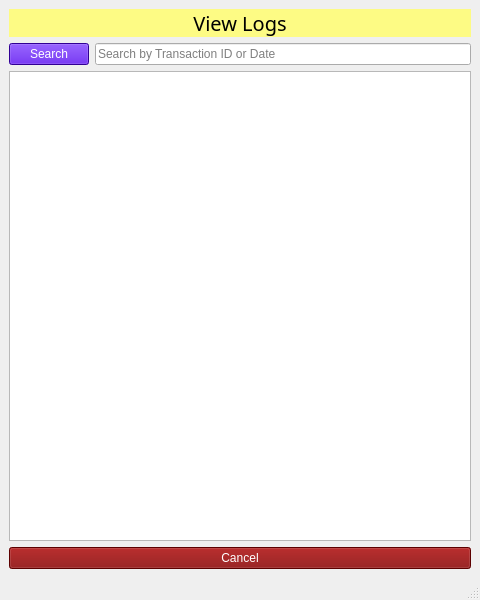
Above: view_logs.ui from Aenan05/MAXPC before the change. Below: the same form after it.
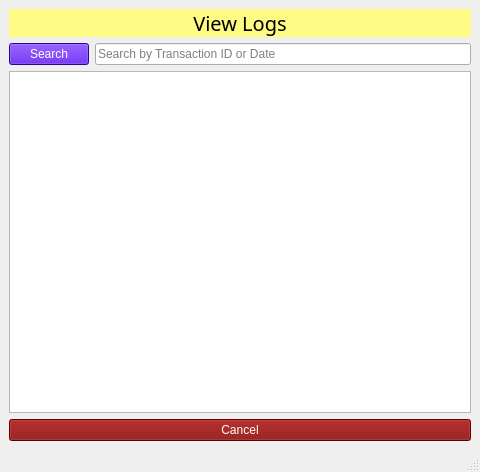
That is the form after the change.

```diff
--- a/view_logs.ui
+++ b/view_logs.ui
@@ -7,7 +7,7 @@
     <x>0</x>
     <y>0</y>
     <width>480</width>
-    <height>600</height>
+    <height>472</height>
    </rect>
   </property>
   <property name="windowTitle">
```
Left out of the diff: 2 changed lines with no effect on the pictures.
